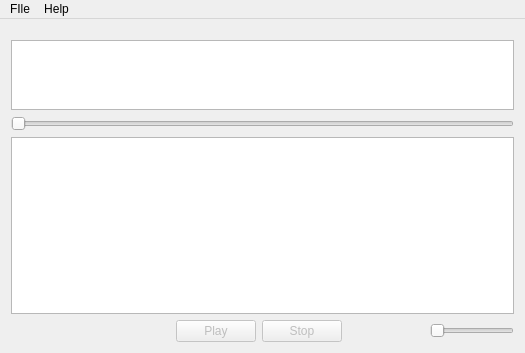
The window that ui/passerine.ui (BojanV03/RS14-passerine) describes before a commit, drawn with Qt 5.
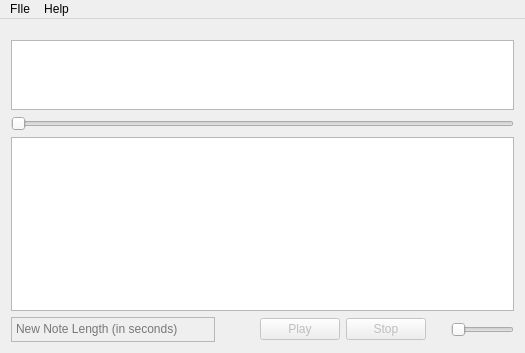
The same window after the commit.

Commit message: Deleting notes, variable length note creation

```diff
--- a/ui/passerine.ui
+++ b/ui/passerine.ui
@@ -86,6 +86,31 @@
     </item>
     <item>
      <layout class="QHBoxLayout" name="horizontalLayout">
+      <item>
+       <widget class="QTextEdit" name="tbnoteLength">
+        <property name="enabled">
+         <bool>false</bool>
+        </property>
+        <property name="maximumSize">
+         <size>
+          <width>225</width>
+          <height>25</height>
+         </size>
+        </property>
+        <property name="toolTip">
+         <string>Length of a new note, in seconds</string>
+        </property>
+        <property name="statusTip">
+         <string>Length of a new note, in seconds</string>
+        </property>
+        <property name="whatsThis">
+         <string>Length of a new note, in seconds</string>
+        </property>
+        <property name="placeholderText">
+         <string>New Note Length (in seconds)</string>
+        </property>
+       </widget>
+      </item>
       <item>
        <spacer name="horizontalSpacer_2">
         <property name="orientation">
@@ -156,6 +181,9 @@
       </item>
       <item>
        <widget class="QSlider" name="volumeSlider">
+        <property name="enabled">
+         <bool>false</bool>
+        </property>
         <property name="maximum">
          <number>200</number>
         </property>
```
The commit also changes 18 other files.
